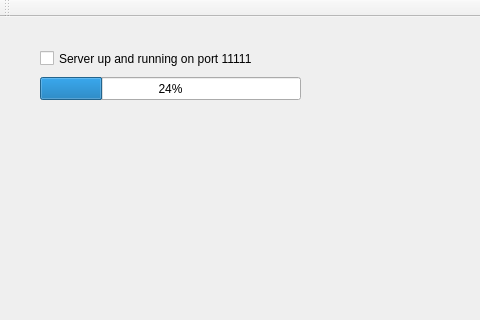
Old version of the form mainwindow.ui in the repository ujjwalmishra/seeyou; both pictures show x 0 to 480 and y 0 to 320 of the 798 by 503 pixel window.
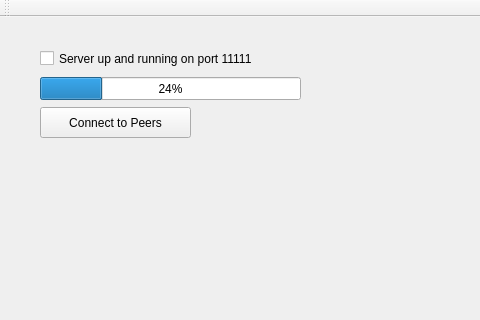
New version of the form.

```diff
--- a/mainwindow.ui
+++ b/mainwindow.ui
@@ -40,6 +40,19 @@
      <number>24</number>
     </property>
    </widget>
+   <widget class="QPushButton" name="pushButton">
+    <property name="geometry">
+     <rect>
+      <x>40</x>
+      <y>90</y>
+      <width>151</width>
+      <height>31</height>
+     </rect>
+    </property>
+    <property name="text">
+     <string>Connect to Peers</string>
+    </property>
+   </widget>
   </widget>
   <widget class="QMenuBar" name="menuBar">
    <property name="geometry">
```
Left out of the diff: 2 changed lines with no effect on the pictures.
